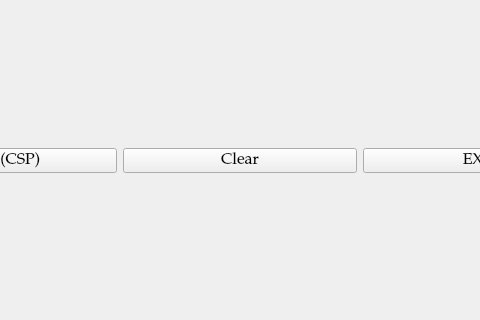
This is frontend/assets/ui/loadedsudokuwindow.ui in cyjimmy/sudoku-solver as Qt 5 draws it before an edit; both pictures show x 368 to 848 and y 147 to 467 of the 975 by 637 pixel window. The edited form follows.
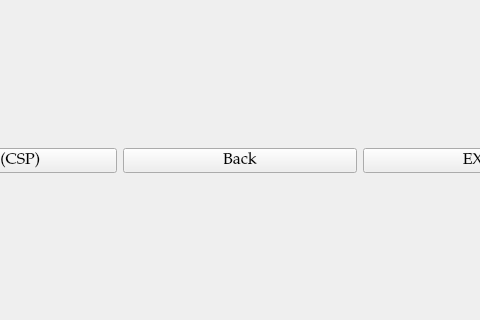
This is the edited form. Icons and pictures are not drawn.

Commit message: Change button text

Diff of the .ui file:
```diff
--- a/frontend/assets/ui/loadedsudokuwindow.ui
+++ b/frontend/assets/ui/loadedsudokuwindow.ui
@@ -92,7 +92,7 @@
            <enum>Qt::LeftToRight</enum>
           </property>
           <property name="text">
-           <string>Clear</string>
+           <string>Back</string>
           </property>
           <property name="icon">
            <iconset theme="go-previous">
```
The commit also changes 1 other file.
